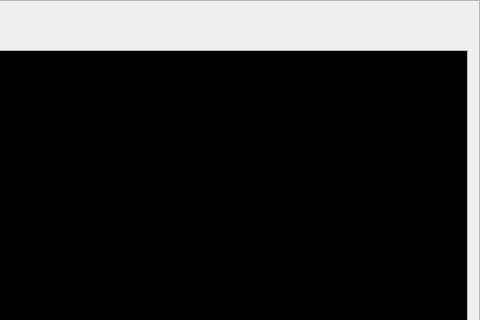
Old version of the form terminal.ui in the repository strawbot/TimbreTalk; both pictures show x 458 to 938 and y 0 to 320 of the 938 by 533 pixel window.
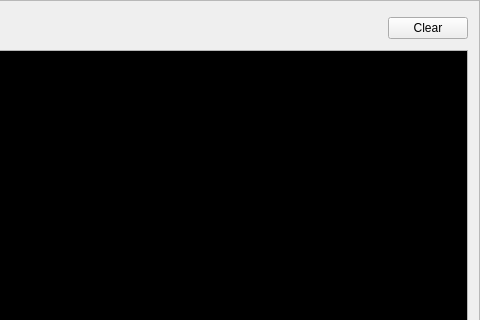
New version of the form.

Commit message: added backspace to terminal app and a clear button

```diff
--- a/terminal.ui
+++ b/terminal.ui
@@ -69,6 +69,13 @@
        </property>
       </spacer>
      </item>
+     <item>
+      <widget class="QPushButton" name="pushButton">
+       <property name="text">
+        <string>Clear</string>
+       </property>
+      </widget>
+     </item>
     </layout>
    </item>
    <item>
```
Left out of the diff: 19 changed lines with no effect on the pictures. The commit also changes 4 other files.
